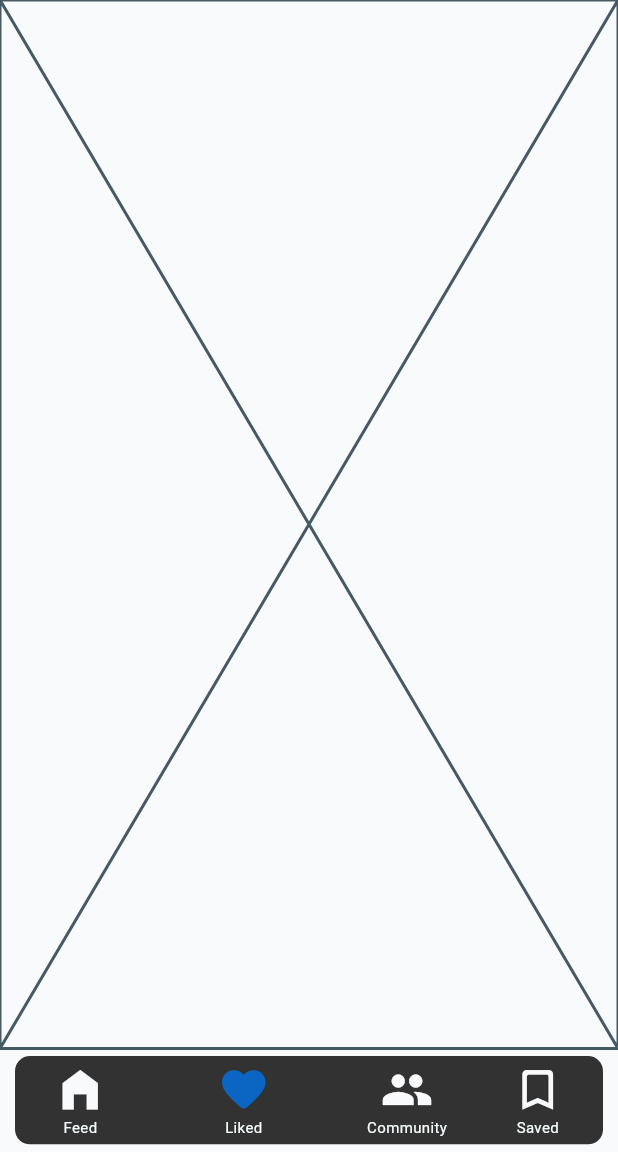
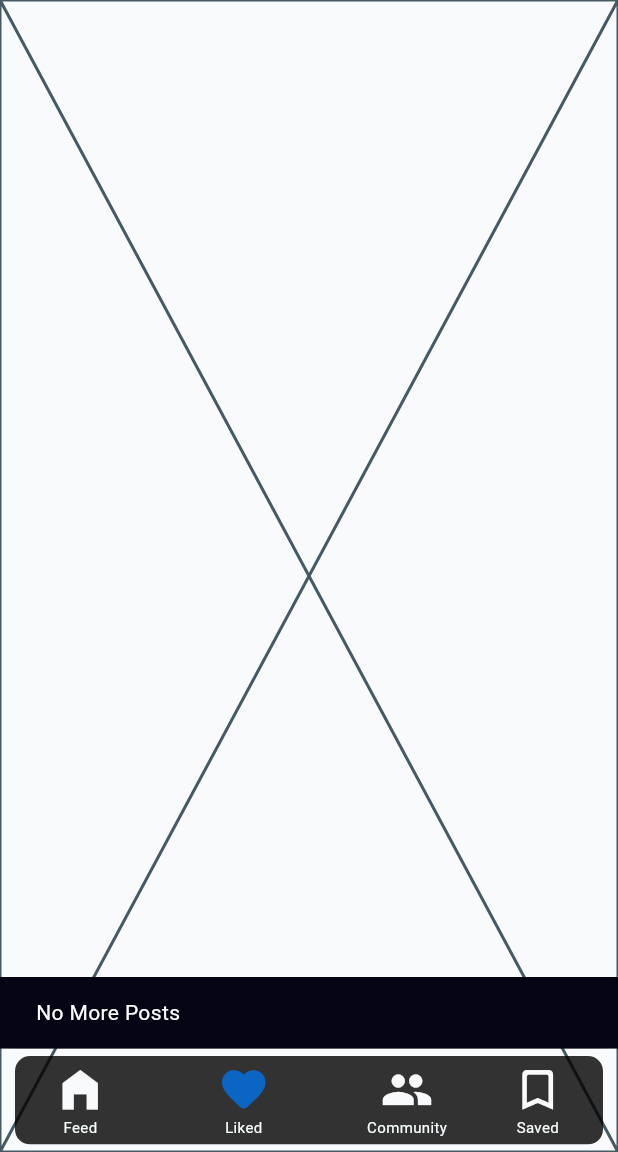
Before and after one commit to vedasjad/Employee-Forums, a Flutter app: the screen it shows after launch, item 2 of the bottom bar chosen, on a phone screen of 412 x 824 dp, the part 84-1236 px from its top. Run offline on Flutter 3.47's test engine with Material 2 defaults, Android fonts, the light colour scheme and no system bars; network calls fail.

```diff
--- a/lib/common/colors/colors.dart
+++ b/lib/common/colors/colors.dart
@@ -6,5 +6,5 @@ class AppColors {
   static const Color black = Color(0xff040415);
   static const Color blue = Color(0xff0A66C2);
   static const Color coldWhite = Color(0xffEBF2FA);
-  static const Color greyTextColor = Color(0xff99A2AD);
+  static const Color charcoalGrey = Color(0xff99A2AD);
 }
--- a/lib/common/themes/themes.dart
+++ b/lib/common/themes/themes.dart
@@ -7,6 +7,7 @@ class AppThemes {
     colorScheme: ColorScheme.fromSeed(seedColor: AppColors.white),
     scaffoldBackgroundColor: AppColors.white,
     appBarTheme: const AppBarTheme(
+      surfaceTintColor: AppColors.white,
       backgroundColor: AppColors.white,
       centerTitle: true,
       iconTheme: IconThemeData(
@@ -17,15 +18,20 @@ class AppThemes {
         color: AppColors.black,
       ),
     ),
-    searchBarTheme: const SearchBarThemeData(
-      backgroundColor: MaterialStatePropertyAll(AppColors.coldWhite),
-      textStyle: MaterialStatePropertyAll(
+    searchBarTheme: SearchBarThemeData(
+      backgroundColor: const MaterialStatePropertyAll(AppColors.coldWhite),
+      textStyle: const MaterialStatePropertyAll(
         TextStyle(
-          color: AppColors.greyTextColor,
+          color: AppColors.charcoalGrey,
         ),
       ),
-      elevation: MaterialStatePropertyAll(0),
-      constraints: BoxConstraints(minHeight: 44, maxHeight: 44),
+      elevation: const MaterialStatePropertyAll(0),
+      constraints: const BoxConstraints(minHeight: 44, maxHeight: 44),
+      shape: MaterialStatePropertyAll(
+        RoundedRectangleBorder(
+          borderRadius: BorderRadius.circular(20),
+        ),
+      ),
     ),
     bottomNavigationBarTheme: const BottomNavigationBarThemeData(
       elevation: 0,
--- a/lib/features/feed/providers/feed_provider.dart
+++ b/lib/features/feed/providers/feed_provider.dart
@@ -1,11 +1,12 @@
 import 'package:employee_forums/features/feed/services/feed_services.dart';
 import 'package:flutter/material.dart';
 
+import '../../../common/utils/snack_bar.dart';
 import '../../../models/post.dart';
 
 class FeedProvider extends ChangeNotifier {
   final List<Post> _posts = [];
-  int _currentPage = 1;
+  int _currentPage = 0;
 
   FeedServices feedServices = FeedServices();
 
@@ -13,7 +14,9 @@ class FeedProvider extends ChangeNotifier {
     _currentPage++;
     List<Post> newPosts =
         await feedServices.getPostsPage(context, _currentPage);
-    _posts.addAll(newPosts);
+    newPosts.isEmpty
+        ? showSnackBar(context, "No More Posts")
+        : _posts.addAll(newPosts);
     notifyListeners();
   }
 
--- a/lib/features/home/screens/home_screen.dart
+++ b/lib/features/home/screens/home_screen.dart
@@ -24,6 +24,7 @@ class _HomeScreenState extends State<HomeScreen> {
   Widget build(BuildContext context) {
     final homeProvider = Provider.of<HomeProvider>(context);
     return Scaffold(
+      extendBody: true,
       appBar: AppBar(
         leading: GestureDetector(
           child: const Icon(
--- a/lib/main.dart
+++ b/lib/main.dart
@@ -1,4 +1,5 @@
 import 'package:employee_forums/common/themes/themes.dart';
+import 'package:employee_forums/features/feed/providers/feed_provider.dart';
 import 'package:employee_forums/features/home/providers/home_provider.dart';
 import 'package:flutter/material.dart';
 import 'package:provider/provider.dart';
@@ -6,6 +7,7 @@ import 'package:provider/provider.dart';
 import 'features/home/screens/home_screen.dart';
 
 void main() {
+  WidgetsFlutterBinding.ensureInitialized();
   runApp(const MyApp());
 }
 
@@ -17,6 +19,7 @@ class MyApp extends StatelessWidget {
     return MultiProvider(
       providers: [
         ChangeNotifierProvider(create: (context) => HomeProvider()),
+        ChangeNotifierProvider(create: (context) => FeedProvider()),
       ],
       child: MaterialApp(
         debugShowCheckedModeBanner: false,
```
Also changed, not shown: lib/features/feed/screens/feed_screen.dart (+30 -16 lines), lib/features/feed/widgets/post_widget.dart (added, +170 -0 lines).
